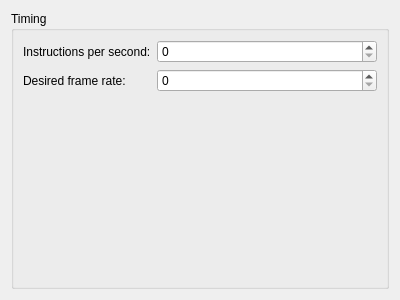
Qt form src/frontend/views/settings/machine_settings.ui (kaichiuchu/vm-tutorial) before a commit.
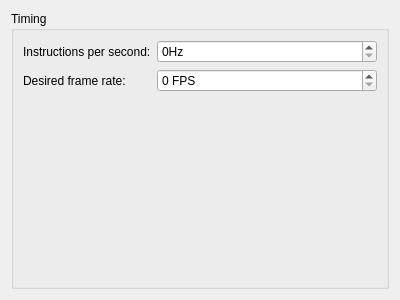
The same form after that commit.

Patch:
```diff
--- a/src/frontend/views/settings/machine_settings.ui
+++ b/src/frontend/views/settings/machine_settings.ui
@@ -28,7 +28,14 @@
        </widget>
       </item>
       <item row="0" column="1">
-       <widget class="QSpinBox" name="spinBox"/>
+       <widget class="QSpinBox" name="instructionsPerSecondSpinBox">
+        <property name="suffix">
+         <string>Hz</string>
+        </property>
+        <property name="maximum">
+         <number>1000000</number>
+        </property>
+       </widget>
       </item>
       <item row="1" column="0">
        <widget class="QLabel" name="label_2">
@@ -38,7 +45,14 @@
        </widget>
       </item>
       <item row="1" column="1">
-       <widget class="QSpinBox" name="spinBox_2"/>
+       <widget class="QSpinBox" name="frameRateSpinBox">
+        <property name="suffix">
+         <string> FPS</string>
+        </property>
+        <property name="maximum">
+         <number>1000000</number>
+        </property>
+       </widget>
       </item>
      </layout>
     </widget>
```
